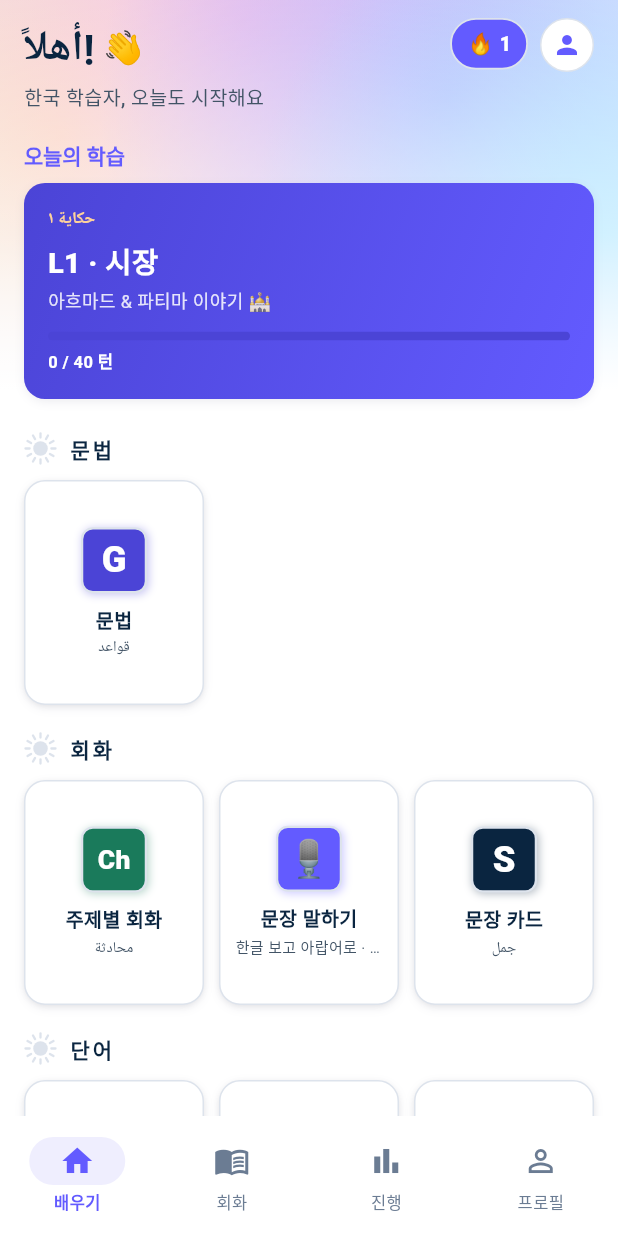
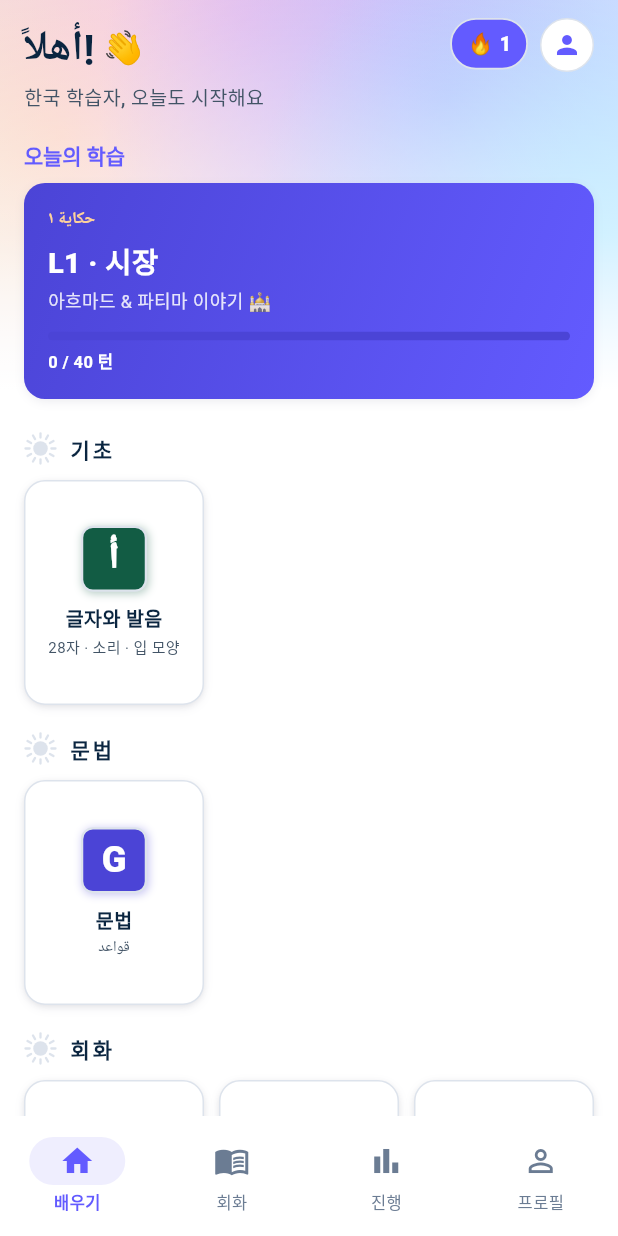
Before and after one commit to talkverselab/talkverse-ar, a Flutter app: the screen it shows after launch, on a phone screen of 412 x 824 dp. Run offline on Flutter 3.47's test engine with Material 3 defaults, Android fonts, the phone set to English and light mode, and no system bars; our stand-ins replace audioplayers, csv, drift, drift_flutter, flutter_secure_storage, flutter_tts and 5 more; missing offline and left inert: flutter_web_auth_2; accounts and stored records are empty; generated files the repository leaves out were written again; network calls fail; Roboto replaces fonts that are missing (Pretendard); statements that could not run were skipped.

Commit message:
feat: 기초 「글자와 발음」 — 28자+ة·ى 격자(오른쪽→왼쪽)·묶음 칩·한글 소리 토글·소리 시트(1초 뒤 재생·IPA·조음 위치·한국어 비교·글자 모양)·모음 부호, 프로필 라이선스
Co-Authored-By: Claude Opus 5.5 <noreply@anthropic.com>
Claude-Session: https://claude.ai/code/session_01L4ogX7JD8dd8jgHAQ1Fb4f

```diff
--- a/app/lib/core/l10n_dict.dart
+++ b/app/lib/core/l10n_dict.dart
@@ -262,6 +262,28 @@ const Map<String, String> kDictEn = {
   '회화 진행·동사·외운 단어·성과 기록을 모두 지웁니다.': 'This deletes all dialogue progress, verbs, memorized words and achievements.',
   '초기화': 'Reset',
   '학습 기록을 지웠습니다': 'Learning records deleted',
+  '기초': 'Basics',
+  '글자와 발음': 'Letters & sounds',
+  '28자 · 소리 · 입 모양': '28 letters · sounds · mouth',
+  '28자 · 오른쪽에서 왼쪽 · 누르면 소리': '28 letters · right to left · tap to hear',
+  '한글 소리': 'Korean sounds',
+  '한글 소리 끄기': 'Hide Korean sounds',
+  '쉬운 소리': 'Easy sounds',
+  '닮았지만 다른 소리': 'Similar but different',
+  '목 소리': 'Throat sounds',
+  '강조음': 'Emphatics',
+  '모음 부호': 'Vowel marks',
+  '이 앱의 문장에는 모음 부호를 달지 않아요 — 모음은 한글 독음이 보여 줍니다. 사전·간판에서 만날 때를 위해 한 번 봐 두세요.': 'Sentences in this app have no vowel marks — the Korean reading shows the vowels. Take a look so you recognise them in dictionaries and signs.',
+  '표준어 [{0}]': 'Standard Arabic [{0}]',
+  '👄 소리 나는 곳': '👄 Where the sound is made',
+  '자음 조음 위치 그림 보기': 'Show places of articulation',
+  '🇰🇷 한국어와 비교': '🇰🇷 Compared with Korean',
+  '비슷한 소리: {0}\n\n{1}': 'Similar sound: {0}\n\n{1}',
+  '✍️ 글자 모양 4가지': '✍️ 4 letter shapes',
+  '✍️ 글자 모양 2가지 — 다음 글자와 이어지지 않아요': '✍️ 2 letter shapes — does not join the next letter',
+  '예: {0} · {1}': 'e.g. {0} · {1}',
+  '라이선스': 'Licenses',
+  '오픈소스 라이선스': 'Open-source licenses',
 };
 
 const Map<String, String> kDictJa = {
@@ -512,6 +534,28 @@ const Map<String, String> kDictJa = {
   '회화 진행·동사·외운 단어·성과 기록을 모두 지웁니다.': '会話の進捗・動詞・覚えた単語・成果の記録をすべて消します。',
   '초기화': 'リセット',
   '학습 기록을 지웠습니다': '学習記録を消しました',
+  '기초': '基礎',
+  '글자와 발음': '文字と発音',
+  '28자 · 소리 · 입 모양': '28字 · 音 · 口の形',
+  '28자 · 오른쪽에서 왼쪽 · 누르면 소리': '28字 · 右から左 · タップで音',
+  '한글 소리': 'ハングル音',
+  '한글 소리 끄기': 'ハングル音を隠す',
+  '쉬운 소리': 'やさしい音',
+  '닮았지만 다른 소리': '似ているが違う音',
+  '목 소리': '喉の音',
+  '강조음': '強勢音',
+  '모음 부호': '母音記号',
+  '이 앱의 문장에는 모음 부호를 달지 않아요 — 모음은 한글 독음이 보여 줍니다. 사전·간판에서 만날 때를 위해 한 번 봐 두세요.': 'このアプリの文には母音記号を付けません — 母音はハングルの読みが示します。辞書や看板で出会うときのために一度見ておきましょう。',
+  '표준어 [{0}]': '標準語 [{0}]',
+  '👄 소리 나는 곳': '👄 音が出るところ',
+  '자음 조음 위치 그림 보기': '子音の調音位置の図を見る',
+  '🇰🇷 한국어와 비교': '🇰🇷 韓国語と比較',
+  '비슷한 소리: {0}\n\n{1}': '似た音: {0}\n\n{1}',
+  '✍️ 글자 모양 4가지': '✍️ 文字の形 4種',
+  '✍️ 글자 모양 2가지 — 다음 글자와 이어지지 않아요': '✍️ 文字の形 2種 — 次の文字とつながりません',
+  '예: {0} · {1}': '例: {0} · {1}',
+  '라이선스': 'ライセンス',
+  '오픈소스 라이선스': 'オープンソースのライセンス',
 };
 
 const Map<String, String> kDictZh = {
@@ -762,4 +806,26 @@ const Map<String, String> kDictZh = {
   '회화 진행·동사·외운 단어·성과 기록을 모두 지웁니다.': '将删除全部会话进度、动词、已记单词和成果记录。',
   '초기화': '重置',
   '학습 기록을 지웠습니다': '学习记录已删除',
+  '기초': '基础',
+  '글자와 발음': '字母与发音',
+  '28자 · 소리 · 입 모양': '28个字母 · 发音 · 口型',
+  '28자 · 오른쪽에서 왼쪽 · 누르면 소리': '28个字母 · 从右到左 · 点按发音',
+  '한글 소리': '韩文读音',
+  '한글 소리 끄기': '隐藏韩文读音',
+  '쉬운 소리': '容易的音',
+  '닮았지만 다른 소리': '相似但不同的音',
+  '목 소리': '喉音',
+  '강조음': '重读辅音',
+  '모음 부호': '元音符号',
+  '이 앱의 문장에는 모음 부호를 달지 않아요 — 모음은 한글 독음이 보여 줍니다. 사전·간판에서 만날 때를 위해 한 번 봐 두세요.': '本应用的句子不标元音符号 — 元音由韩文读音显示。为了在词典、招牌上认出它们,先看一遍吧。',
+  '표준어 [{0}]': '标准语 [{0}]',
+  '👄 소리 나는 곳': '👄 发音部位',
+  '자음 조음 위치 그림 보기': '查看辅音发音部位图',
+  '🇰🇷 한국어와 비교': '🇰🇷 与韩语比较',
+  '비슷한 소리: {0}\n\n{1}': '相似的音: {0}\n\n{1}',
+  '✍️ 글자 모양 4가지': '✍️ 字母的4种形状',
+  '✍️ 글자 모양 2가지 — 다음 글자와 이어지지 않아요': '✍️ 字母的2种形状 — 不与下一个字母相连',
+  '예: {0} · {1}': '例: {0} · {1}',
+  '라이선스': '许可',
+  '오픈소스 라이선스': '开源许可',
 };
--- a/app/lib/screens/main_screen.dart
+++ b/app/lib/screens/main_screen.dart
@@ -7,6 +7,7 @@ import '../main.dart';
 import '../widgets/spanish_decor.dart';
 import 'chunk_search_screen.dart';
 import 'about_screen.dart';
+import 'letter_chart_screen.dart';
 import 'dialogue_screen.dart';
 import 'episode_screen.dart';
 import 'grammar_lesson_screen.dart';
@@ -372,13 +373,17 @@ class _TodayMissionState extends State<_TodayMission> {
   }
 }
 
-/// 배우기 메뉴 — 문법 → 회화 → 단어 → 참고(사용자 지시 2026-11-07, 일본어앱 메뉴 순서).
+/// 배우기 메뉴 — 기초 → 문법 → 회화 → 단어 → 참고(사용자 지시 2026-11-07, 일본어앱 메뉴 순서).
 class _MenuSections extends StatelessWidget {
   const _MenuSections();
 
   @override
   Widget build(BuildContext context) {
     final sections = <(String, List<_MenuItem>)>[
+      (tr('기초'), [
+        _MenuItem(label: tr('글자와 발음'), sub: tr('28자 · 소리 · 입 모양'), badge: 'أ', color: AppColors.beniDeep,
+          builder: (_) => const LetterChartScreen()),
+      ]),
       (tr('문법'), [
         _MenuItem(label: tr('문법'), sub: 'قواعد', badge: 'G', color: AppColors.rojoDeep,
           builder: (_) => const GrammarHubScreen()),
--- a/app/lib/screens/profile_screen.dart
+++ b/app/lib/screens/profile_screen.dart
@@ -111,6 +111,11 @@ class ProfileScreen extends StatelessWidget {
                 onTap: () => openPane(context, (_) => const AboutScreen())),
             _SettingItem(icon: Icons.info_outline, title: tr('앱 버전'), subtitle: '0.1.0 · alpha'),
             _SettingItem(icon: Icons.copyright, title: tr('저작권'), subtitle: tr('아랍어유니버스 · 2026')),
+            _SettingItem(
+                icon: Icons.description_outlined,
+                title: tr('라이선스'),
+                subtitle: tr('오픈소스 라이선스'),
+                onTap: () => showLicensePage(context: context, applicationName: tr('아랍어유니버스'))),
           ]),
           const SizedBox(height: 20),
           const BandDivider(),
--- /dev/null
+++ b/app/lib/services/arabic_phonetics.dart
@@ -0,0 +1,73 @@
+/// 글자·발음 기초 — 카이로 구어 기준 소리 정보(사용자 지시 2026-11-08, 일본어앱 kana_phonetics 의 아랍어판).
+/// IPA 는 이집트 구어(카이로) 발음. 고전·표준어 발음이 다르면 [msa] 에 적는다.
+library;
+
+class LetterSound {
+  final String ch;
+  final String name; // 글자 이름(한글)
+  final String ipa; // 카이로 구어
+  final String? msa; // 표준어 발음이 다를 때
+  final String place; // 소리 나는 곳
+  final String korSim; // 한국어에서 비슷한 소리
+  final String korDiff; // 다른 점
+  final String example; // 예시 낱말(타슈킬 없음)
+  final String exampleRd;
+  final String exampleKo;
+  final int group; // 1 한국어에 있는 소리 · 2 비슷하지만 다른 소리 · 3 목 소리 · 4 강조음
+  final bool vowelOnly;
+  const LetterSound(this.ch, this.name, this.ipa, this.place, this.korSim, this.korDiff, this.example, this.exampleRd, this.exampleKo,
+      {this.msa, this.group = 1, this.vowelOnly = false});
+}
+
+const letterGroups = ['전체', '쉬운 소리', '닮았지만 다른 소리', '목 소리', '강조음', '모음 부호'];
+
+const letterSounds = <LetterSound>[
+  LetterSound('ا', '알리프', 'aː · ʔ', '모음(입을 크게 벌림)', '아', '긴 「아—」. 낱말 처음에서는 성문 닫힘(ʔ)을 받쳐 주는 자리로도 쓴다.', 'انا', '아나', '나', vowelOnly: true),
+  LetterSound('ب', '바', 'b', '두 입술', 'ㅂ', '한국어 ㅂ보다 성대를 울려 부드러운 「b」. 「ㅃ·ㅍ」처럼 세게 내지 않는다.', 'بيت', '베트', '집'),
+  LetterSound('ت', '타', 't', '윗니 뒤(혀끝)', 'ㅌ·ㄸ', '숨을 세게 내뿜지 않는 「t」. 한국어 ㅌ보다 가볍다.', 'تاني', '타니', '다시'),
+  LetterSound('ث', '사', 's · t', '혀끝을 이 사이에(표준어)', 'ㅅ·ㅌ', '카이로에서는 「s」나 「t」로 읽는다. 표준어는 영어 think 의 th.', 'تلاتة', '탈라타', '셋', msa: 'θ', group: 2),
+  LetterSound('ج', '김', 'g', '혀뿌리·여린입천장', 'ㄱ', '카이로의 대표 소리 — 「g」. 표준어·다른 지역은 「ʒ·dʒ(ㅈ)」.', 'جميل', '가밀', '예쁜', msa: 'dʒ', group: 2),
+  LetterSound('ح', '하', 'ħ', '목 가운데(인두)', 'ㅎ', '목을 조여 바람을 긁어 내는 「ㅎ」. 한국어 ㅎ보다 훨씬 거칠고 숨소리가 크다.', 'حلو', '헬루', '좋은·달콤한', group: 3),
+  LetterSound('خ', '카', 'x', '혀뿌리·여린입천장(마찰)', 'ㅋ·ㅎ', '목 안쪽에서 가래 뱉듯 긁는 소리. 독일어 Bach 의 ch.', 'خلاص', '칼라스', '됐어·끝', group: 3),
+  LetterSound('د', '달', 'd', '윗니 뒤(혀끝)', 'ㄷ', '성대를 울리는 「d」. 낱말 처음에서도 「ㄸ」처럼 되지 않게.', 'دلوقتي', '딜와티', '지금'),
+  LetterSound('ذ', '잘', 'z · d', '혀끝을 이 사이에(표준어)', 'ㅈ·ㄷ', '카이로에서는 「z」나 「d」. 표준어는 영어 this 의 th.', 'ده', '다', '이것', msa: 'ð', group: 2),
+  LetterSound('ر', '라', 'r', '윗잇몸(혀끝 떨기)', 'ㄹ', '혀끝을 한두 번 튕기는 「r」. 영어 r 처럼 혀를 말지 않는다.', 'راجل', '라길', '남자'),
+  LetterSound('ز', '자이', 'z', '윗잇몸(마찰)', 'ㅈ', '「ㅈ」이 아니라 성대를 울리는 「s」 — 벌이 윙윙대는 「z」.', 'زي', '자이', '~처럼', group: 2),
+  LetterSound('س', '신', 's', '윗잇몸(마찰)', 'ㅅ', '맑은 「s」. 「시」처럼 혀가 뒤로 가지 않게.', 'سنة', '사나', '해·년'),
+  LetterSound('ش', '신(점 셋)', 'ʃ', '잇몸 뒤(혀 앞)', '시', '「쉬」 소리. 한국어 「시」의 ㅅ과 거의 같다.', 'شاي', '샤이', '차'),
+  LetterSound('ص', '사드', 'sˤ', '윗잇몸 + 혀뿌리를 목 쪽으로', 'ㅅ', '강조음 — 혀 뒤를 낮추고 입안을 넓혀 굵고 어두운 「s」. 뒤 모음도 「어·오」 쪽으로 어두워진다.', 'صاحب', '사헵', '친구', group: 4),
+  LetterSound('ض', '다드', 'dˤ', '윗니 뒤 + 혀뿌리를 목 쪽으로', 'ㄷ', '강조음 — 굵고 어두운 「d」. 아랍어를 「다드의 언어」라 부를 만큼 특별한 소리.', 'ضروري', '다루리', '꼭 필요한', group: 4),
+  LetterSound('ط', '타', 'tˤ', '윗니 뒤 + 혀뿌리를 목 쪽으로', 'ㄸ·ㅌ', '강조음 — 굵고 어두운 「t」. 한국어 ㄸ에 가깝지만 입안을 넓게.', 'طب', '탑', '그럼', group: 4),
+  LetterSound('ظ', '자', 'zˤ · dˤ', '혀끝 + 혀뿌리를 목 쪽으로', 'ㅈ·ㄷ', '카이로에서는 굵은 「z」나 「d」. 표준어는 굵은 this 의 th.', 'ظريف', '자리프', '재치 있는', msa: 'ðˤ', group: 4),
+  LetterSound('ع', '아인', 'ʕ', '목 가운데(인두, 울림)', '없음', '목을 꽉 조였다 풀며 내는 울리는 소리. 한국어에 없다 — 「아」를 목 깊이 눌러 짜내는 느낌.', 'عارف', '아리프', '알아', group: 3),
+  LetterSound('غ', '가인', 'ɣ', '혀뿌리·여린입천장(울림 마찰)', 'ㄱ·ㅎ', '프랑스어 r 처럼 목 안에서 울리며 긁는 소리. 「ㄱ」을 막지 않고 흘려 낸다.', 'غالي', '갈리', '비싼', group: 3),
+  LetterSound('ف', '파', 'f', '윗니 + 아랫입술', 'ㅍ', '윗니를 아랫입술에 대고 바람을 내는 「f」. 입술끼리 붙이는 ㅍ이 아니다.', 'فين', '펜', '어디', group: 2),
+  LetterSound('ق', '아프', 'ʔ', '성문(목청을 닫았다 엶)', '없음(끊김)', '카이로에서는 목청을 잠깐 닫는 「끊김」 — 「아ㅡ아」의 사이. 표준어·코란 낭송은 목 깊은 「q」.', 'قال', '알', '말했다', msa: 'q', group: 3),
+  LetterSound('ك', '카프', 'k', '혀뿌리·여린입천장', 'ㅋ·ㄲ', '숨을 세게 내뿜지 않는 「k」.', 'كده', '키다', '이렇게'),
+  LetterSound('ل', '람', 'l', '윗잇몸(혀끝)', 'ㄹ', '「ㄹ」을 받침처럼 혀끝을 붙인 채로. 관사 ال 의 ل 은 뒤 글자에 따라 소리가 바뀐다.', 'ليه', '레', '왜'),
+  LetterSound('م', '밈', 'm', '두 입술(코)', 'ㅁ', '한국어 ㅁ과 같다.', 'مش', '미쉬', '아니다'),
+  LetterSound('ن', '눈', 'n', '윗잇몸(코)', 'ㄴ', '한국어 ㄴ과 같다.', 'نهار', '나하르', '낮'),
+  LetterSound('ه', '하', 'h', '성문(가벼운 숨)', 'ㅎ', '가벼운 「ㅎ」. 낱말 끝에서도 숨을 살짝 내보낸다.', 'هنا', '히나', '여기'),
+  LetterSound('و', '와우', 'w · uː · oː', '두 입술 둥글게', '우·ㅜ', '자음이면 「w」, 모음이면 긴 「우—」나 「오—」.', 'ولد', '왈라드', '소년'),
+  LetterSound('ي', '야', 'j · iː · eː', '센입천장', '이·ㅣ', '자음이면 「y」, 모음이면 긴 「이—」나 「에—」.', 'يلا', '얄라', '가자'),
+  LetterSound('ة', '타 마르부타', 'a', '모음', '아', '낱말 끝의 「아」. 뒤에 말이 붙으면 「t」로 살아난다(سنة 사나 → سنتين 사나텐).', 'ساعة', '사아', '시간', vowelOnly: true),
+  LetterSound('ى', '알리프 막수라', 'a', '모음', '아', '낱말 끝에서만 쓰는 「아」. 점 없는 ي 모양.', 'على', '알라', '~위에', vowelOnly: true),
+];
+
+class MarkSound {
+  final String mark; // 글자 ب 에 붙인 꼴
+  final String name;
+  final String ipa;
+  final String how;
+  const MarkSound(this.mark, this.name, this.ipa, this.how);
+}
+
+/// 모음 부호 — 이 앱 본문에는 쓰지 않지만(독음이 대신), 사전·교재에서 만나므로 기초에서 한 번 본다.
+const markSounds = <MarkSound>[
+  MarkSound('بَ', '파트하', 'a', '글자 위 짧은 빗금 — 짧은 「아」.'),
+  MarkSound('بِ', '카스라', 'i · e', '글자 아래 짧은 빗금 — 짧은 「이」(카이로에서는 「에」에 가깝게도).'),
+  MarkSound('بُ', '담마', 'u · o', '글자 위 작은 و — 짧은 「우」(카이로에서는 「오」에 가깝게도).'),
+  MarkSound('بْ', '수쿤', '∅', '글자 위 작은 동그라미 — 모음 없이 자음만(받침).'),
+  MarkSound('بّ', '샷다', 'bː', '글자 위 작은 w — 같은 자음 두 번(받침 + 첫소리, 「밥바」의 ㅂㅂ).'),
+  MarkSound('بً', '탄윈', 'an', '빗금 두 개 — 끝에 「안」. 구어에서는 굳은 말(شكرا 슈크란)에만.'),
+];
--- a/app/pubspec.yaml
+++ b/app/pubspec.yaml
@@ -63,6 +63,7 @@ flutter:
     - assets/data/freq/
     - assets/data/grammar/
     - assets/data/vocab/
+    - assets/images/ipa/
 
 flutter_launcher_icons:
   android: true
```
Also changed, not shown: app/lib/screens/letter_chart_screen.dart (added, +155 -0 lines), app/lib/widgets/letter_sound_sheet.dart (added, +190 -0 lines), app/assets/images/ipa/places_of_articulation.png (added), 3 other files.
